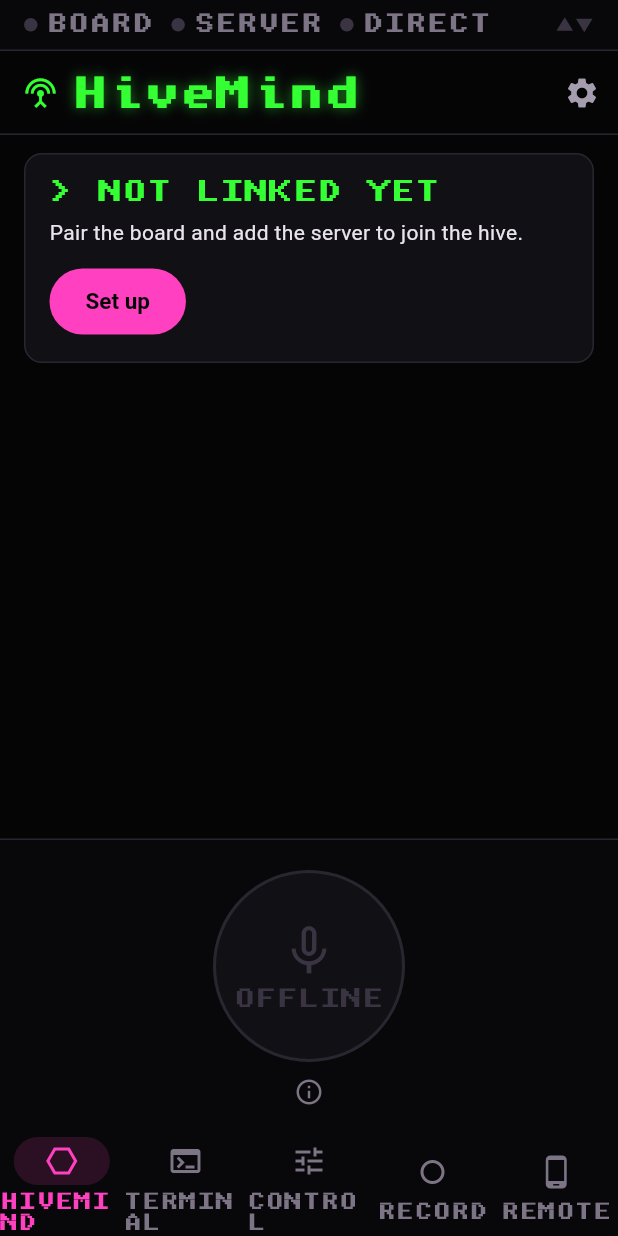
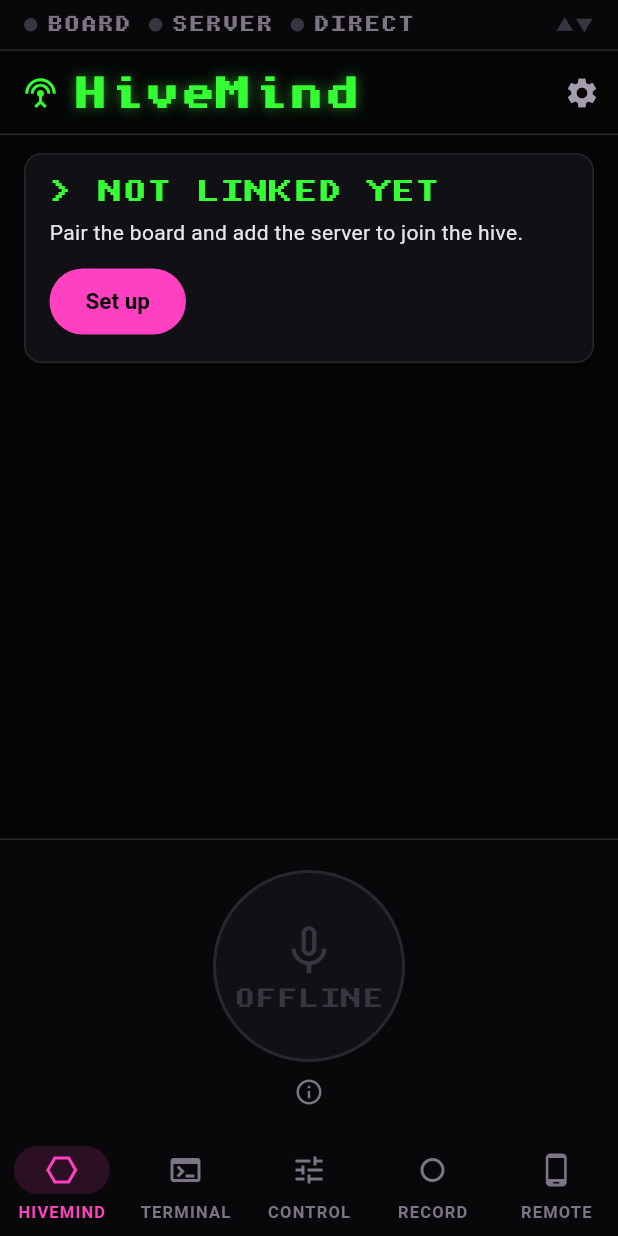
Before and after one commit to rcat3/DroneLab, a Flutter app: the screen it shows after launch, on a phone screen of 412 x 824 dp. Run offline on Flutter 3.47's test engine with Material 3 defaults, Android fonts, the phone set to English and light mode, and no system bars; our stand-ins replace image_picker, package_info_plus, share_plus, shared_preferences, webview_flutter; missing offline and left inert: flutter_foreground_task, flutter_pcm_sound, opus_codec, opus_codec_dart, pointycastle, universal_ble.

Commit message:
Keep the app's tab labels and status strip from running out of room

```diff
--- a/app/lib/ui/status_strip.dart
+++ b/app/lib/ui/status_strip.dart
@@ -25,7 +25,7 @@ class StatusStrip extends StatelessWidget {
         Widget item(bool ok, String text) => Row(mainAxisSize: MainAxisSize.min, children: [
               _Dot(ok),
               const SizedBox(width: 6),
-              Text(text, style: Kc.term(14, color: ok ? Kc.text : Kc.dim)),
+              Text(text, style: Kc.term(11, color: ok ? Kc.text : Kc.dim)),
             ]);
         return Semantics(
           button: true,
@@ -161,7 +161,7 @@ class _Battery extends StatelessWidget {
       Container(width: 2, height: 5, color: color),
       if (charging) const Icon(Icons.bolt, size: 14, color: Kc.green),
       const SizedBox(width: 4),
-      Text('$percent%', style: Kc.term(14, color: color)),
+      Text('$percent%', style: Kc.term(11, color: color)),
     ]);
   }
 }
--- a/app/lib/ui/theme.dart
+++ b/app/lib/ui/theme.dart
@@ -69,8 +69,11 @@ abstract final class Kc {
         surfaceTintColor: Colors.transparent,
         indicatorColor: pink.withValues(alpha: 0.14),
         height: 68,
-        labelTextStyle: WidgetStateProperty.resolveWith(
-            (s) => term(12, color: s.contains(WidgetState.selected) ? pink : dim)),
+        labelTextStyle: WidgetStateProperty.resolveWith((s) => TextStyle(
+            fontSize: 11,
+            fontWeight: FontWeight.w700,
+            letterSpacing: 0.8,
+            color: s.contains(WidgetState.selected) ? pink : dim)),
         iconTheme: WidgetStateProperty.resolveWith(
             (s) => IconThemeData(color: s.contains(WidgetState.selected) ? pink : dim)),
       ),
```
